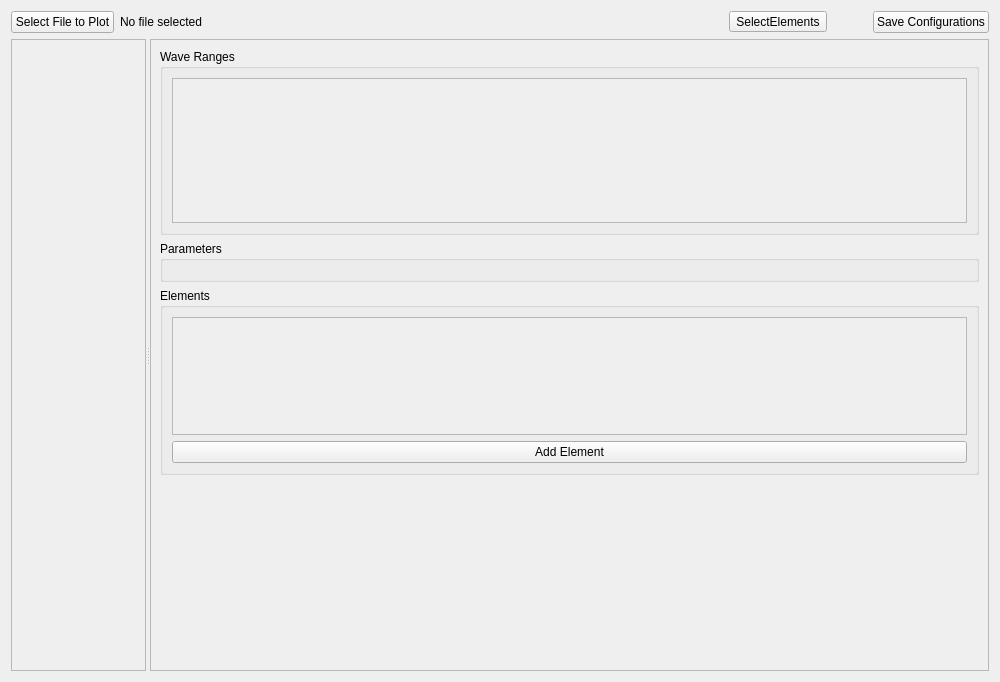
First picture: the form in plot.ui, repository EK023/GUI_for_ZEEMAN, before the edit.
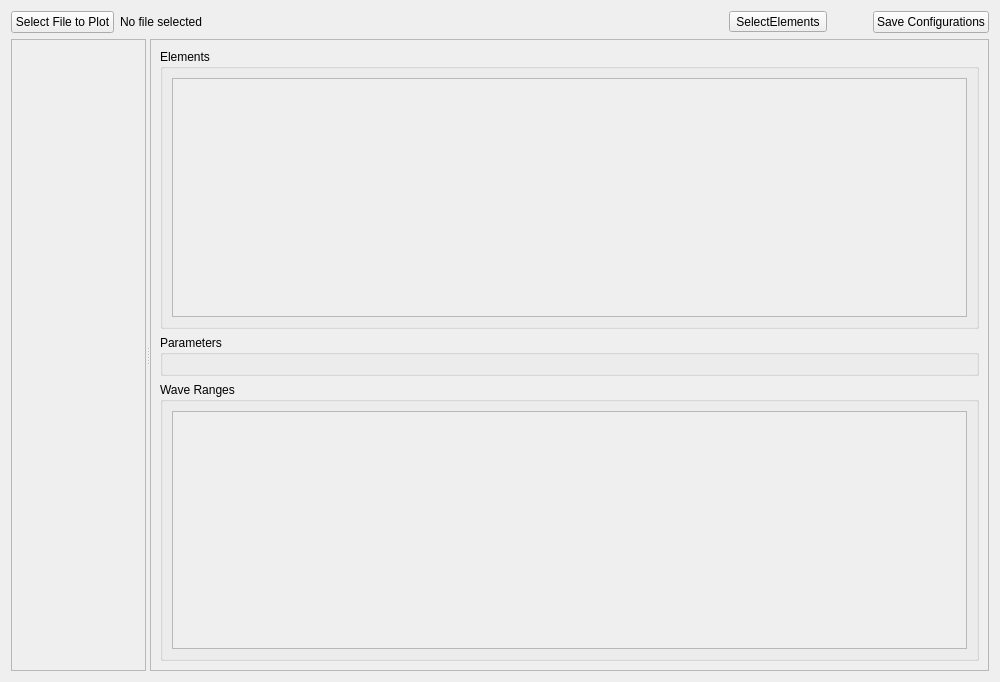
Second picture: the form after the edit.

Commit message: Moved element data loading to main file and made it so that the plot takes most of the space

Diff of the .ui file:
```diff
--- a/plot.ui
+++ b/plot.ui
@@ -89,6 +89,12 @@
    </item>
    <item>
     <widget class="QSplitter" name="mainSplitter">
+     <property name="sizePolicy">
+      <sizepolicy hsizetype="Expanding" vsizetype="Expanding">
+       <horstretch>0</horstretch>
+       <verstretch>0</verstretch>
+      </sizepolicy>
+     </property>
      <property name="orientation">
       <enum>Qt::Orientation::Horizontal</enum>
      </property>
@@ -117,6 +123,15 @@
       <layout class="QVBoxLayout" name="rightPanelLayout">
        <item>
         <widget class="QScrollArea" name="controlScrollArea">
+         <property name="enabled">
+          <bool>true</bool>
+         </property>
+         <property name="sizePolicy">
+          <sizepolicy hsizetype="Expanding" vsizetype="Expanding">
+           <horstretch>0</horstretch>
+           <verstretch>0</verstretch>
+          </sizepolicy>
+         </property>
          <property name="widgetResizable">
           <bool>true</bool>
          </property>
@@ -125,50 +140,11 @@
            <rect>
             <x>0</x>
             <y>0</y>
-            <width>381</width>
-            <height>337</height>
+            <width>831</width>
+            <height>628</height>
            </rect>
           </property>
           <layout class="QVBoxLayout" name="controlLayout">
-           <item>
-            <widget class="QGroupBox" name="waveGroup">
-             <property name="title">
-              <string>Wave Ranges</string>
-             </property>
-             <layout class="QVBoxLayout" name="waveLayout">
-              <item>
-               <widget class="QScrollArea" name="waveRangeList">
-                <property name="widgetResizable">
-                 <bool>true</bool>
-                </property>
-                <widget class="QWidget" name="waveRangeContents">
-                 <property name="geometry">
-                  <rect>
-                   <x>0</x>
-                   <y>0</y>
-                   <width>337</width>
-                   <height>68</height>
-                  </rect>
-                 </property>
-                 <layout class="QVBoxLayout" name="waveRangeInnerLayout"/>
-                </widget>
-               </widget>
-              </item>
-             </layout>
-            </widget>
-           </item>
-           <item>
-            <widget class="QGroupBox" name="paramsGroup">
-             <property name="title">
-              <string>Parameters</string>
-             </property>
-             <layout class="QVBoxLayout" name="paramsLayout">
-              <item>
-               <layout class="QVBoxLayout" name="simpleParamsLayout"/>
-              </item>
-             </layout>
-            </widget>
-           </item>
            <item>
             <widget class="QGroupBox" name="elementsGroup">
              <property name="title">
@@ -185,19 +161,51 @@
                   <rect>
                    <x>0</x>
                    <y>0</y>
-                   <width>337</width>
-                   <height>68</height>
+                   <width>787</width>
+                   <height>229</height>
                   </rect>
                  </property>
                  <layout class="QGridLayout" name="tab2_layout"/>
                 </widget>
                </widget>
               </item>
+             </layout>
+            </widget>
+           </item>
+           <item>
+            <widget class="QGroupBox" name="paramsGroup">
+             <property name="title">
+              <string>Parameters</string>
+             </property>
+             <layout class="QVBoxLayout" name="paramsLayout">
               <item>
-               <widget class="QPushButton" name="addElementButton">
-                <property name="text">
-                 <string>Add Element</string>
+               <layout class="QVBoxLayout" name="simpleParamsLayout"/>
+              </item>
+             </layout>
+            </widget>
+           </item>
+           <item>
+            <widget class="QGroupBox" name="waveGroup">
+             <property name="title">
+              <string>Wave Ranges</string>
+             </property>
+             <layout class="QVBoxLayout" name="waveLayout">
+              <item>
+               <widget class="QScrollArea" name="waveRangeList">
+                <property name="widgetResizable">
+                 <bool>true</bool>
                 </property>
+                <widget class="QWidget" name="waveRangeContents">
+                 <property name="geometry">
+                  <rect>
+                   <x>0</x>
+                   <y>0</y>
+                   <width>787</width>
+                   <height>228</height>
+                  </rect>
+                 </property>
+                 <layout class="QVBoxLayout" name="waveRangeInnerLayout"/>
+                </widget>
                </widget>
               </item>
              </layout>
@@ -208,6 +216,9 @@
              <property name="orientation">
               <enum>Qt::Orientation::Vertical</enum>
              </property>
+             <property name="sizeType">
+              <enum>QSizePolicy::Policy::Minimum</enum>
+             </property>
              <property name="sizeHint" stdset="0">
               <size>
                <width>0</width>
```
The commit also changes 5 other files.
